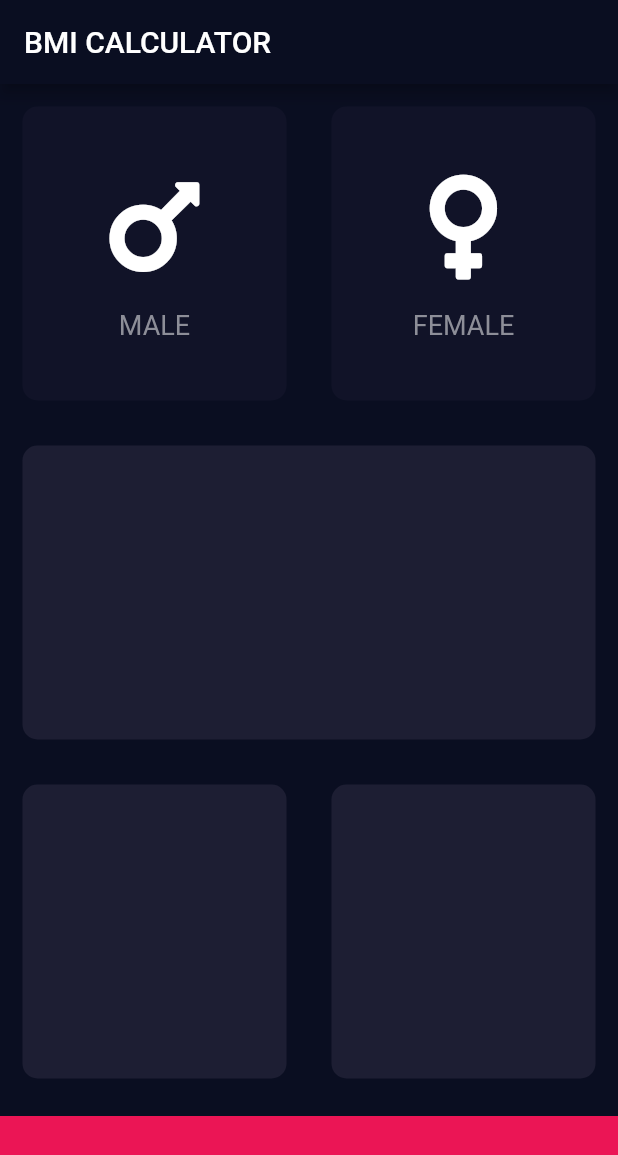
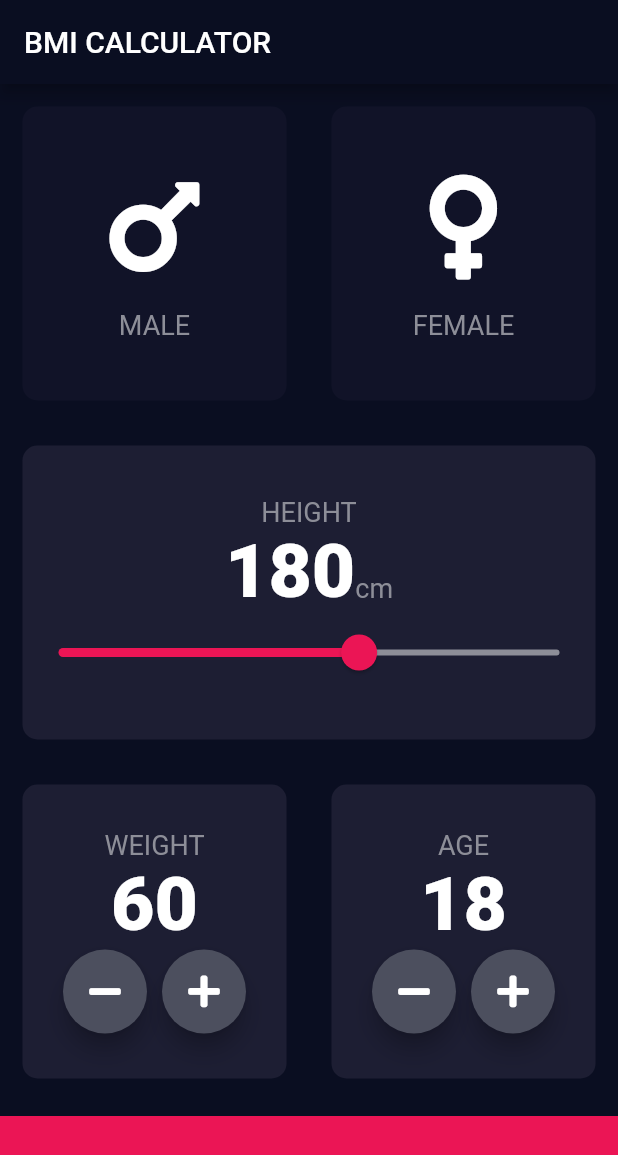
Before and after one commit to szy0syz/flutter-demos, a Flutter app: the screen it shows after launch, on a phone screen of 412 x 824 dp. Shown: the top 1155 px of the screen. Run offline on Flutter 3.47's test engine with Material 2 defaults, Android fonts, the light colour scheme and no system bars; our stand-ins replace font_awesome_flutter, sqflite; accounts and stored records are empty.

Commit message:
Add Slider & ACB

```diff
--- /dev/null
+++ b/flutter-bmi-calculator/lib/constants.dart
@@ -0,0 +1,13 @@
+import 'package:flutter/material.dart';
+
+const bottomContainerHeight = 80.0;
+const activeCardColour = Color(0xFF1D1E33);
+const inactiveCardColour = Color(0xFF111328);
+const bottomContainerColor = Color(0xFFEB1555);
+
+const labelTextStyle = TextStyle(
+  fontSize: 18.0,
+  color: Color(0xFF8D8E98),
+);
+
+const numberTextStyle = TextStyle(fontSize: 50.0, fontWeight: FontWeight.w900);
--- a/flutter-bmi-calculator/lib/icon_content.dart
+++ b/flutter-bmi-calculator/lib/icon_content.dart
@@ -1,9 +1,6 @@
 import 'package:flutter/material.dart';
 
-const labelTestStyle = TextStyle(
-  fontSize: 18.0,
-  color: Color(0xFF8D8E98),
-);
+import 'constants.dart';
 
 class IconContent extends StatelessWidget {
   final IconData icon;
@@ -23,7 +20,7 @@ class IconContent extends StatelessWidget {
         SizedBox(
           height: 15.0,
         ),
-        Text(label, style: labelTestStyle)
+        Text(label, style: labelTextStyle)
       ],
     );
   }
--- a/flutter-bmi-calculator/lib/input_page.dart
+++ b/flutter-bmi-calculator/lib/input_page.dart
@@ -3,10 +3,7 @@ import 'package:font_awesome_flutter/font_awesome_flutter.dart';
 import 'package:bmi_calculator/icon_content.dart';
 import 'package:bmi_calculator/reusable_card.dart';
 
-const bottomContainerHeight = 80.0;
-const activeCardColour = Color(0xFF1D1E33);
-const inactiveCardColour = Color(0xFF111328);
-const bottomContainerColor = Color(0xFFEB1555);
+import 'constants.dart';
 
 enum Gender {
   male,
@@ -20,31 +17,9 @@ class InputPage extends StatefulWidget {
 
 class _InputPageState extends State<InputPage> {
   Gender selectedGender;
-
-  // Color maleCardColour = inactiveCardColour;
-  // Color femaleCardColour = inactiveCardColour;
-
-  // /// 1 = male, 2 = female
-  // void updateColour(Gender selectedGender) {
-  //   /// male card pressed
-  //   if (selectedGender == Gender.male) {
-  //     if (maleCardColour == inactiveCardColour) {
-  //       maleCardColour = activeCardColour;
-  //       femaleCardColour = inactiveCardColour;
-  //     } else {
-  //       maleCardColour = inactiveCardColour;
-  //     }
-  //   }
-
-  //   if (selectedGender == Gender.female) {
-  //     if (femaleCardColour == inactiveCardColour) {
-  //       femaleCardColour = activeCardColour;
-  //       maleCardColour = inactiveCardColour;
-  //     } else {
-  //       femaleCardColour = inactiveCardColour;
-  //     }
-  //   }
-  // }
+  int height = 180;
+  int weight = 60;
+  int age = 18;
 
   @override
   Widget build(BuildContext context) {
@@ -53,6 +28,7 @@ class _InputPageState extends State<InputPage> {
         title: Text('BMI CALCULATOR'),
       ),
       body: Column(
+        crossAxisAlignment: CrossAxisAlignment.stretch,
         children: <Widget>[
           Expanded(
             child: Row(
@@ -98,6 +74,44 @@ class _InputPageState extends State<InputPage> {
                 Expanded(
                   child: ReusableCard(
                     colour: activeCardColour,
+                    cardChild: Column(
+                      mainAxisAlignment: MainAxisAlignment.center,
+                      children: <Widget>[
+                        Text(
+                          'HEIGHT',
+                          style: labelTextStyle,
+                        ),
+                        Row(
+                          mainAxisAlignment: MainAxisAlignment.center,
+                          crossAxisAlignment: CrossAxisAlignment.baseline,
+                          textBaseline: TextBaseline.alphabetic,
+                          children: <Widget>[
+                            Text(height.toString(), style: numberTextStyle),
+                            Text('cm', style: labelTextStyle),
+                          ],
+                        ),
+                        SliderTheme(
+                          data: SliderTheme.of(context).copyWith(
+                            thumbShape:
+                                RoundSliderThumbShape(enabledThumbRadius: 12.0),
+                            overlayShape:
+                                RoundSliderOverlayShape(overlayRadius: 24.0),
+                          ),
+                          child: Slider(
+                            value: height.toDouble(),
+                            max: 220.0,
+                            min: 120.0,
+                            activeColor: Color(0xFFEB1555),
+                            inactiveColor: Color(0xFF8D8E98),
+                            onChanged: (double newValue) {
+                              setState(() {
+                                height = newValue.round();
+                              });
+                            },
+                          ),
+                        )
+                      ],
+                    ),
                   ),
                 ),
               ],
@@ -109,11 +123,85 @@ class _InputPageState extends State<InputPage> {
                 Expanded(
                   child: ReusableCard(
                     colour: activeCardColour,
+                    cardChild: Column(
+                      mainAxisAlignment: MainAxisAlignment.center,
+                      children: <Widget>[
+                        Text(
+                          'WEIGHT',
+                          style: labelTextStyle,
+                        ),
+                        Text(
+                          weight.toString(),
+                          style: numberTextStyle,
+                        ),
+                        Row(
+                          mainAxisAlignment: MainAxisAlignment.center,
+                          children: <Widget>[
+                            RoundIconButton(
+                              icon: FontAwesomeIcons.minus,
+                              onPressed: () {
+                                setState(() {
+                                  weight--;
+                                });
+                              },
+                            ),
+                            SizedBox(
+                              width: 10.0,
+                            ),
+                            RoundIconButton(
+                              icon: FontAwesomeIcons.plus,
+                              onPressed: () {
+                                setState(() {
+                                  weight++;
+                                });
+                              },
+                            ),
+                          ],
+                        ),
+                      ],
+                    ),
                   ),
                 ),
                 Expanded(
                   child: ReusableCard(
                     colour: activeCardColour,
+                    cardChild: Column(
+                      mainAxisAlignment: MainAxisAlignment.center,
+                      children: <Widget>[
+                        Text(
+                          'AGE',
+                          style: labelTextStyle,
+                        ),
+                        Text(
+                          age.toString(),
+                          style: numberTextStyle,
+                        ),
+                        Row(
+                          mainAxisAlignment: MainAxisAlignment.center,
+                          children: <Widget>[
+                            RoundIconButton(
+                              icon: FontAwesomeIcons.minus,
+                              onPressed: () {
+                                setState(() {
+                                  age--;
+                                });
+                              },
+                            ),
+                            SizedBox(
+                              width: 10.0,
+                            ),
+                            RoundIconButton(
+                              icon: FontAwesomeIcons.plus,
+                              onPressed: () {
+                                setState(() {
+                                  age++;
+                                });
+                              },
+                            ),
+                          ],
+                        ),
+                      ],
+                    ),
                   ),
                 ),
               ],
@@ -130,3 +218,25 @@ class _InputPageState extends State<InputPage> {
     );
   }
 }
+
+class RoundIconButton extends StatelessWidget {
+  RoundIconButton({@required this.icon, @required this.onPressed});
+
+  final IconData icon;
+  final Function onPressed;
+
+  @override
+  Widget build(BuildContext context) {
+    return RawMaterialButton(
+      child: Icon(icon),
+      onPressed: onPressed,
+      elevation: 6,
+      constraints: BoxConstraints.tightFor(
+        width: 56.0,
+        height: 56.0,
+      ),
+      shape: CircleBorder(),
+      fillColor: Color(0xFF4C4F5E),
+    );
+  }
+}
```
Also changed, not shown: 1 other file.
